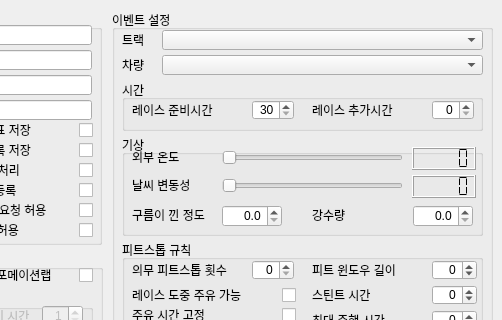
The window that ACC_Dedicated_Server_GUI.ui (mhoow6/ACCservermanager) describes before a commit, drawn with Qt 5; both pictures show x 298 to 800 and y 0 to 320 of the 800 by 600 pixel window.
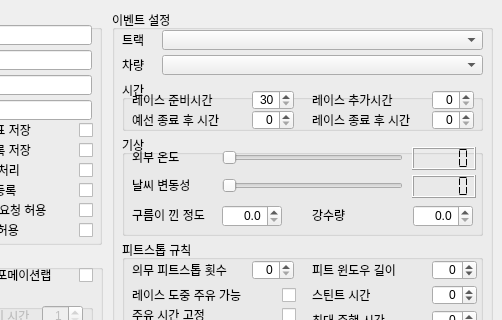
The same window after the commit. Icons and pictures are not drawn.

Commit message: postRaceSeconds, postQualySeconds 추가를 위한 UI 수정

Patch:
```diff
--- a/ACC_Dedicated_Server_GUI.ui
+++ b/ACC_Dedicated_Server_GUI.ui
@@ -507,7 +507,7 @@
       <property name="geometry">
        <rect>
         <x>10</x>
-        <y>20</y>
+        <y>10</y>
         <width>110</width>
         <height>20</height>
        </rect>
@@ -520,7 +520,7 @@
       <property name="geometry">
        <rect>
         <x>190</x>
-        <y>20</y>
+        <y>10</y>
         <width>110</width>
         <height>20</height>
        </rect>
@@ -533,7 +533,7 @@
       <property name="geometry">
        <rect>
         <x>310</x>
-        <y>20</y>
+        <y>10</y>
         <width>42</width>
         <height>20</height>
        </rect>
@@ -552,7 +552,7 @@
       <property name="geometry">
        <rect>
         <x>130</x>
-        <y>20</y>
+        <y>10</y>
         <width>42</width>
         <height>20</height>
        </rect>
@@ -570,6 +570,82 @@
        <number>120</number>
       </property>
      </widget>
+     <widget class="QSpinBox" name="spinBox_postQualySeconds">
+      <property name="geometry">
+       <rect>
+        <x>130</x>
+        <y>30</y>
+        <width>42</width>
+        <height>20</height>
+       </rect>
+      </property>
+      <property name="layoutDirection">
+       <enum>Qt::LeftToRight</enum>
+      </property>
+      <property name="alignment">
+       <set>Qt::AlignRight|Qt::AlignTrailing|Qt::AlignVCenter</set>
+      </property>
+      <property name="minimum">
+       <number>0</number>
+      </property>
+      <property name="maximum">
+       <number>120</number>
+      </property>
+      <property name="value">
+       <number>0</number>
+      </property>
+     </widget>
+     <widget class="QLabel" name="label_postQualySeconds">
+      <property name="geometry">
+       <rect>
+        <x>10</x>
+        <y>30</y>
+        <width>110</width>
+        <height>20</height>
+       </rect>
+      </property>
+      <property name="text">
+       <string>예선 종료 후 시간</string>
+      </property>
+     </widget>
+     <widget class="QLabel" name="label_postRaceSeconds">
+      <property name="geometry">
+       <rect>
+        <x>190</x>
+        <y>30</y>
+        <width>110</width>
+        <height>20</height>
+       </rect>
+      </property>
+      <property name="text">
+       <string>레이스 종료 후 시간</string>
+      </property>
+     </widget>
+     <widget class="QSpinBox" name="spinBox_postRaceSeconds">
+      <property name="geometry">
+       <rect>
+        <x>310</x>
+        <y>30</y>
+        <width>42</width>
+        <height>20</height>
+       </rect>
+      </property>
+      <property name="layoutDirection">
+       <enum>Qt::LeftToRight</enum>
+      </property>
+      <property name="alignment">
+       <set>Qt::AlignRight|Qt::AlignTrailing|Qt::AlignVCenter</set>
+      </property>
+      <property name="minimum">
+       <number>0</number>
+      </property>
+      <property name="maximum">
+       <number>120</number>
+      </property>
+      <property name="value">
+       <number>0</number>
+      </property>
+     </widget>
     </widget>
     <widget class="QGroupBox" name="groupBox_weather">
      <property name="geometry">
```
Left out of the diff: 2 changed lines with no effect on the pictures. The commit also changes 1 other file.
